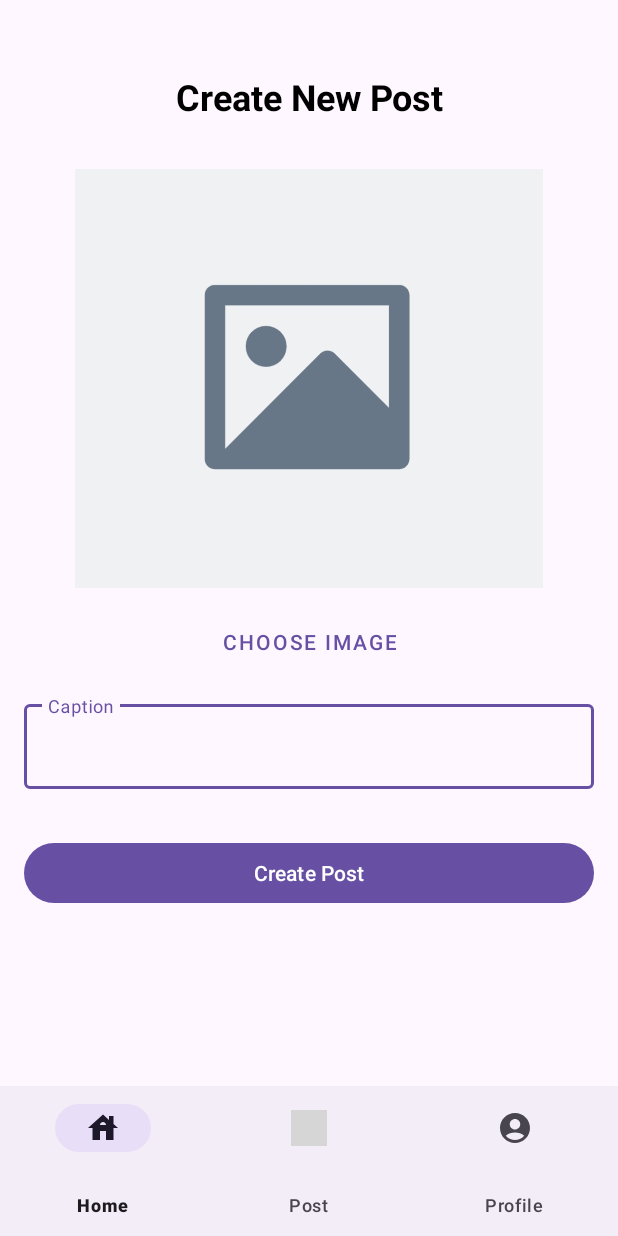
After one commit to SashveerRamjathan/PROG7313-SocialMediaApp, an Android app: the layout activity_create_post.xml on its own in the app's theme, with its tools: preview values and no code run, on a phone screen of 412 x 824 dp. The commit adds this screen. Run offline under Robolectric (Android 15) with nearby library versions, the phone set to English and light mode, and no system bars; grey boxes are pictures that could not be loaded.

Commit message:
Implement Create Post  UI - #16
- Created `CreatePostActivity` to handle post creation.
- Added layout for creating a post, including image selection, caption input, and post button.
- Added navigation from `MainActivity` to `CreatePostActivity` via the post menu item.
- Implemented dialog to choose image source (Camera or Gallery) in `CreatePostActivity`.
- Added icons for gallery and camera.
- Added default image.
- Updated `AndroidManifest.xml` to include `CreatePostActivity`.
- Added strings for create post.

```diff
--- a/app/src/main/java/com/fakebook/SocialMediaApp/MainActivity.kt
+++ b/app/src/main/java/com/fakebook/SocialMediaApp/MainActivity.kt
@@ -73,8 +73,9 @@ class MainActivity : AppCompatActivity() {
 
                 R.id.miPost -> {
 
-                    // display coming soon toast
-                    Toast.makeText(this, "Post Feature - Coming Soon", Toast.LENGTH_SHORT).show()
+                    // navigate to create post activity
+                    startActivity(Intent(this, CreatePostActivity::class.java))
+                    finish()
                     true
                 }
 
--- /dev/null
+++ b/app/src/main/res/drawable/ic_camera.xml
@@ -0,0 +1,5 @@
+<vector xmlns:android="http://schemas.android.com/apk/res/android" android:height="24dp" android:tint="#000000" android:viewportHeight="24" android:viewportWidth="24" android:width="24dp">
+
+    <path android:fillColor="@android:color/white" android:pathData="M3,4V1h2v3h3v2H5v3H3V6H0V4H3zM6,10V7h3V4h7l1.83,2H21c1.1,0 2,0.9 2,2v12c0,1.1 -0.9,2 -2,2H5c-1.1,0 -2,-0.9 -2,-2V10H6zM13,19c2.76,0 5,-2.24 5,-5s-2.24,-5 -5,-5s-5,2.24 -5,5S10.24,19 13,19zM9.8,14c0,1.77 1.43,3.2 3.2,3.2s3.2,-1.43 3.2,-3.2s-1.43,-3.2 -3.2,-3.2S9.8,12.23 9.8,14z"/>
+
+</vector>
--- /dev/null
+++ b/app/src/main/res/drawable/ic_gallery.xml
@@ -0,0 +1,5 @@
+<vector xmlns:android="http://schemas.android.com/apk/res/android" android:height="24dp" android:tint="#000000" android:viewportHeight="24" android:viewportWidth="24" android:width="24dp">
+
+    <path android:fillColor="@android:color/white" android:pathData="M19,7v2.99s-1.99,0.01 -2,0L17,7h-3s0.01,-1.99 0,-2h3L17,2h2v3h3v2h-3zM16,11L16,8h-3L13,5L5,5c-1.1,0 -2,0.9 -2,2v12c0,1.1 0.9,2 2,2h12c1.1,0 2,-0.9 2,-2v-8h-3zM5,19l3,-4 2,3 3,-4 4,5L5,19z"/>
+
+</vector>
--- /dev/null
+++ b/app/src/main/res/layout/activity_create_post.xml
@@ -0,0 +1,84 @@
+<?xml version="1.0" encoding="utf-8"?>
+<RelativeLayout xmlns:android="http://schemas.android.com/apk/res/android"
+    xmlns:app="http://schemas.android.com/apk/res-auto"
+    xmlns:tools="http://schemas.android.com/tools"
+    android:id="@+id/main"
+    android:layout_width="match_parent"
+    android:layout_height="match_parent"
+    tools:context=".CreatePostActivity">
+
+    <LinearLayout
+        android:layout_width="match_parent"
+        android:layout_height="wrap_content"
+        android:orientation="vertical"
+        android:padding="16dp">
+
+        <TextView
+            android:id="@+id/tvTitle"
+            android:layout_width="match_parent"
+            android:layout_height="wrap_content"
+            android:layout_marginTop="32dp"
+            android:gravity="center"
+            android:text="@string/create_post_title"
+            android:textColor="@android:color/black"
+            android:textSize="24sp"
+            android:textStyle="bold" />
+
+        <ImageView
+            android:id="@+id/ivPostPic"
+            android:layout_width="312dp"
+            android:layout_height="279dp"
+            android:layout_gravity="center"
+            android:layout_marginTop="32dp"
+            android:contentDescription="@string/post_image_desc"
+            android:scaleType="centerCrop"
+            app:srcCompat="@drawable/ic_default_image"
+            tools:ignore="ImageContrastCheck" />
+
+        <com.google.android.material.button.MaterialButton
+            style="@style/Widget.MaterialComponents.Button.TextButton"
+            android:id="@+id/btnAddPostPicture"
+            android:layout_width="wrap_content"
+            android:layout_height="wrap_content"
+            android:layout_gravity="center"
+            android:layout_marginTop="12dp"
+            android:text="@string/choose_image"
+            app:iconTint="?attr/colorPrimary"
+            app:strokeColor="?attr/colorPrimary" />
+
+        <com.google.android.material.textfield.TextInputLayout
+            style="@style/Widget.MaterialComponents.TextInputLayout.OutlinedBox"
+            android:layout_width="match_parent"
+            android:layout_height="wrap_content"
+            android:layout_marginTop="12dp"
+            android:hint="@string/caption_hint">
+
+            <com.google.android.material.textfield.TextInputEditText
+                android:id="@+id/etCaption"
+                android:layout_width="match_parent"
+                android:layout_height="wrap_content"
+                android:inputType="text"
+                android:maxLines="2"
+                tools:ignore="TextContrastCheck,VisualLintTextFieldSize" />
+        </com.google.android.material.textfield.TextInputLayout>
+
+        <com.google.android.material.button.MaterialButton
+            android:id="@+id/btnCreatePost"
+            android:layout_width="match_parent"
+            android:layout_height="wrap_content"
+            android:layout_marginTop="32dp"
+            android:text="@string/create_post"
+            tools:ignore="TouchTargetSizeCheck,VisualLintButtonSize" />
+
+    </LinearLayout>
+
+    <com.google.android.material.bottomnavigation.BottomNavigationView
+        android:id="@+id/bnvNavbar"
+        android:layout_width="match_parent"
+        android:layout_height="100dp"
+        android:layout_alignParentBottom="true"
+        android:scrollIndicators="left"
+        app:menu="@menu/main_navigation_menu"
+        tools:ignore="VisualLintBottomNav" />
+
+</RelativeLayout>
--- a/app/src/main/res/values/strings.xml
+++ b/app/src/main/res/values/strings.xml
@@ -31,4 +31,11 @@
     <string name="menu_item_home">Home</string>
     <string name="menu_item_post">Post</string>
     <string name="menu_item_profile">Profile</string>
+
+    <!-- Create Post -->
+    <string name="create_post_title">Create New Post</string>
+    <string name="post_image_desc">Post picture</string>
+    <string name="choose_image">Choose Image</string>
+    <string name="caption_hint">Caption</string>
+    <string name="create_post">Create Post</string>
 </resources>
```
Also changed, not shown: app/src/main/AndroidManifest.xml (+4 -3 lines), app/src/main/java/com/fakebook/SocialMediaApp/CreatePostActivity.kt (added, +99 -0 lines), app/src/main/res/drawable/ic_default_image.jpg (added).
